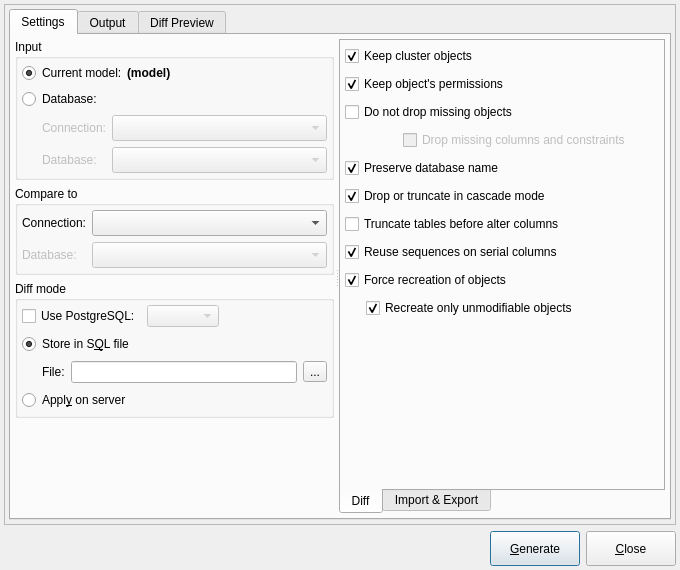
Old version of the form libpgmodeler_ui/ui/modeldatabasediffform.ui in the repository pgmodeler/pgmodeler.
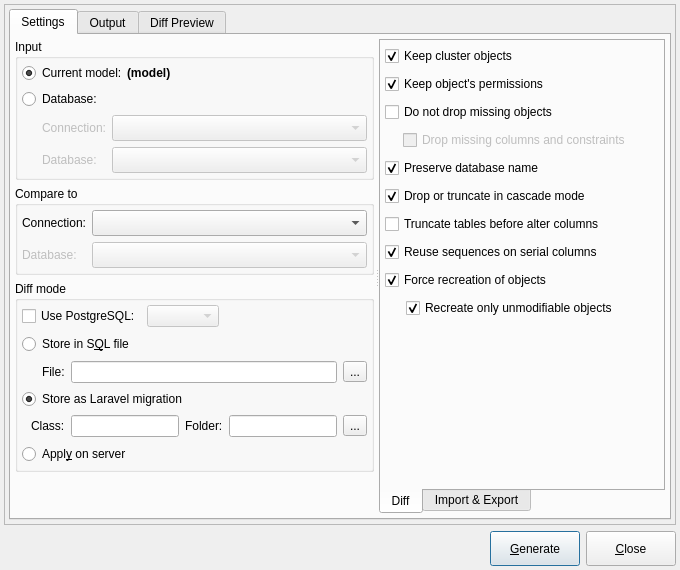
New version of the form. Icons and pictures are not drawn.

Commit message: Add Laravel migration diff output

Patch:
```diff
--- a/libpgmodeler_ui/ui/modeldatabasediffform.ui
+++ b/libpgmodeler_ui/ui/modeldatabasediffform.ui
@@ -523,7 +523,7 @@
                       <string>Store in S&amp;QL file</string>
                      </property>
                      <property name="checked">
-                      <bool>true</bool>
+                      <bool>false</bool>
                      </property>
                     </widget>
                    </item>
@@ -655,6 +655,85 @@
                    </layout>
                   </widget>
                  </item>
+                 <item>
+                  <layout class="QHBoxLayout" name="horizontalLayout_2">
+                   <item>
+                    <widget class="QRadioButton" name="store_as_migration_rb">
+                     <property name="statusTip">
+                      <string>Compares input vs Compare to and outputs a Laravel migration file.</string>
+                     </property>
+                     <property name="text">
+                      <string>Store as Laravel migration</string>
+                     </property>
+                     <property name="checked">
+                      <bool>true</bool>
+                     </property>
+                    </widget>
+                   </item>
+                   <item>
+                    <spacer name="horizontalSpacer_9">
+                     <property name="orientation">
+                      <enum>Qt::Horizontal</enum>
+                     </property>
+                     <property name="sizeHint" stdset="0">
+                      <size>
+                       <width>40</width>
+                       <height>20</height>
+                      </size>
+                     </property>
+                    </spacer>
+                   </item>
+                  </layout>
+                 </item>
+                 <item>
+                  <layout class="QHBoxLayout" name="store_as_migration_wgt">
+                   <property name="leftMargin">
+                    <number>9</number>
+                   </property>
+                   <item>
+                    <widget class="QLabel" name="label_2">
+                     <property name="sizePolicy">
+                      <sizepolicy hsizetype="Preferred" vsizetype="Fixed">
+                       <horstretch>0</horstretch>
+                       <verstretch>0</verstretch>
+                      </sizepolicy>
+                     </property>
+                     <property name="statusTip">
+                      <string>Class name in Camel Case</string>
+                     </property>
+                     <property name="text">
+                      <string>Class:</string>
+                     </property>
+                    </widget>
+                   </item>
+                   <item>
+                    <widget class="QLineEdit" name="migration_class_edt"/>
+                   </item>
+                   <item>
+                    <widget class="QLabel" name="label_4">
+                     <property name="text">
+                      <string>Folder:</string>
+                     </property>
+                    </widget>
+                   </item>
+                   <item>
+                    <widget class="QLineEdit" name="migration_folder_edt"/>
+                   </item>
+                   <item>
+                    <widget class="QToolButton" name="select_migration_file_tb">
+                     <property name="acceptDrops">
+                      <bool>false</bool>
+                     </property>
+                     <property name="toolTip">
+                      <string>Select Laravel migration File</string>
+                     </property>
+                     <property name="text">
+                      <string>...</string>
+                     </property>
+                    </widget>
+                   </item>
+                  </layout>
+                 </item>
                  <item>
                   <layout class="QHBoxLayout" name="horizontalLayout_8">
                    <item>
```
The commit also changes 2 other files.
